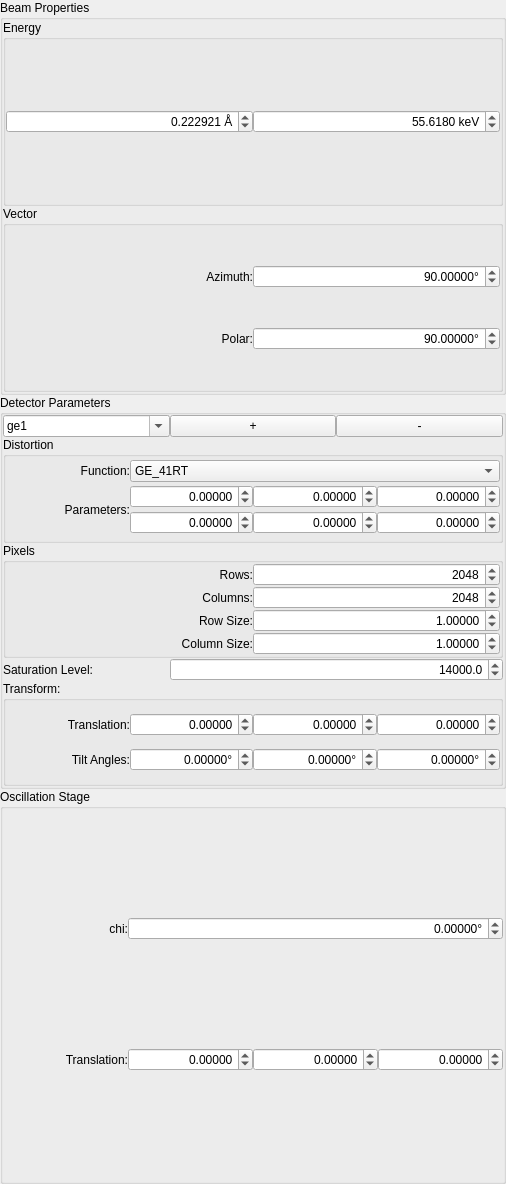
HEXRD/hexrdgui, file hexrd/ui/resources/ui/calibration_config_widget.ui: the form before one commit.
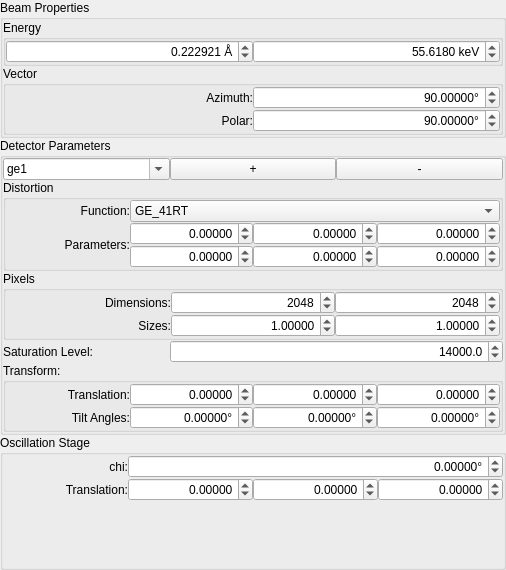
The form after the commit. Custom widgets are drawn as their Qt base class.

Commit message:
Make pixel group arrangement 2x2 instead of 4x1
Also added a vertical spacer to push the widgets closer.

```diff
--- a/hexrd/ui/resources/ui/calibration_config_widget.ui
+++ b/hexrd/ui/resources/ui/calibration_config_widget.ui
@@ -7,7 +7,7 @@
     <x>0</x>
     <y>0</y>
     <width>506</width>
-    <height>1184</height>
+    <height>570</height>
    </rect>
   </property>
   <layout class="QVBoxLayout" name="verticalLayout_2">
@@ -660,39 +660,7 @@
          <property name="spacing">
           <number>0</number>
          </property>
-         <item row="4" column="2">
-          <widget class="QDoubleSpinBox" name="cal_det_size_1">
-           <property name="alignment">
-            <set>Qt::AlignRight|Qt::AlignTrailing|Qt::AlignVCenter</set>
-           </property>
-           <property name="decimals">
-            <number>5</number>
-           </property>
-           <property name="minimum">
-            <double>0.100000000000000</double>
-           </property>
-           <property name="maximum">
-            <double>100.000000000000000</double>
-           </property>
-           <property name="singleStep">
-            <double>0.100000000000000</double>
-           </property>
-           <property name="value">
-            <double>1.000000000000000</double>
-           </property>
-          </widget>
-         </item>
-         <item row="1" column="1">
-          <widget class="QLabel" name="label_12">
-           <property name="text">
-            <string>Rows:</string>
-           </property>
-           <property name="alignment">
-            <set>Qt::AlignRight|Qt::AlignTrailing|Qt::AlignVCenter</set>
-           </property>
-          </widget>
-         </item>
-         <item row="3" column="2">
+         <item row="2" column="2">
           <widget class="QDoubleSpinBox" name="cal_det_size_0">
            <property name="alignment">
             <set>Qt::AlignRight|Qt::AlignTrailing|Qt::AlignVCenter</set>
@@ -701,7 +669,7 @@
             <number>5</number>
            </property>
            <property name="minimum">
-            <double>0.000000000000000</double>
+            <double>0.100000000000000</double>
            </property>
            <property name="maximum">
             <double>100.000000000000000</double>
@@ -714,43 +682,65 @@
            </property>
           </widget>
          </item>
-         <item row="4" column="1">
-          <widget class="QLabel" name="label_13">
-           <property name="text">
-            <string>Column Size:</string>
-           </property>
-           <property name="alignment">
-            <set>Qt::AlignRight|Qt::AlignTrailing|Qt::AlignVCenter</set>
-           </property>
-          </widget>
-         </item>
-         <item row="1" column="2">
-          <widget class="QSpinBox" name="cal_det_rows">
-           <property name="alignment">
-            <set>Qt::AlignRight|Qt::AlignTrailing|Qt::AlignVCenter</set>
-           </property>
-           <property name="minimum">
-            <number>1</number>
-           </property>
-           <property name="maximum">
-            <number>100000</number>
-           </property>
-           <property name="value">
-            <number>2048</number>
-           </property>
-          </widget>
-         </item>
-         <item row="3" column="1">
+         <item row="2" column="1">
           <widget class="QLabel" name="label_17">
            <property name="text">
-            <string>Row Size:</string>
+            <string>Sizes:</string>
            </property>
            <property name="alignment">
             <set>Qt::AlignRight|Qt::AlignTrailing|Qt::AlignVCenter</set>
            </property>
           </widget>
          </item>
-         <item row="2" column="2">
+         <item row="1" column="1">
+          <widget class="QLabel" name="label_12">
+           <property name="text">
+            <string>Dimensions:</string>
+           </property>
+           <property name="alignment">
+            <set>Qt::AlignRight|Qt::AlignTrailing|Qt::AlignVCenter</set>
+           </property>
+          </widget>
+         </item>
+         <item row="2" column="3">
+          <widget class="QDoubleSpinBox" name="cal_det_size_1">
+           <property name="alignment">
+            <set>Qt::AlignRight|Qt::AlignTrailing|Qt::AlignVCenter</set>
+           </property>
+           <property name="decimals">
+            <number>5</number>
+           </property>
+           <property name="minimum">
+            <double>0.100000000000000</double>
+           </property>
+           <property name="maximum">
+            <double>100.000000000000000</double>
+           </property>
+           <property name="singleStep">
+            <double>0.100000000000000</double>
+           </property>
+           <property name="value">
+            <double>1.000000000000000</double>
+           </property>
+          </widget>
+         </item>
+         <item row="1" column="2">
+          <widget class="QSpinBox" name="cal_det_rows">
+           <property name="alignment">
+            <set>Qt::AlignRight|Qt::AlignTrailing|Qt::AlignVCenter</set>
+           </property>
+           <property name="minimum">
+            <number>1</number>
+           </property>
+           <property name="maximum">
+            <number>100000</number>
+           </property>
+           <property name="value">
+            <number>2048</number>
+           </property>
+          </widget>
+         </item>
+         <item row="1" column="3">
           <widget class="QSpinBox" name="cal_det_columns">
            <property name="alignment">
             <set>Qt::AlignRight|Qt::AlignTrailing|Qt::AlignVCenter</set>
@@ -766,16 +756,6 @@
            </property>
           </widget>
          </item>
-         <item row="2" column="1">
-          <widget class="QLabel" name="label_11">
-           <property name="text">
-            <string>Columns:</string>
-           </property>
-           <property name="alignment">
-            <set>Qt::AlignRight|Qt::AlignTrailing|Qt::AlignVCenter</set>
-           </property>
-          </widget>
-         </item>
         </layout>
        </widget>
       </item>
@@ -816,16 +796,6 @@
       <property name="spacing">
        <number>0</number>
       </property>
-      <item row="1" column="0">
-       <widget class="QLabel" name="label_4">
-        <property name="text">
-         <string>Translation:</string>
-        </property>
-        <property name="alignment">
-         <set>Qt::AlignRight|Qt::AlignTrailing|Qt::AlignVCenter</set>
-        </property>
-       </widget>
-      </item>
       <item row="0" column="0">
        <widget class="QLabel" name="label_3">
         <property name="text">
@@ -924,6 +894,29 @@
         </property>
        </widget>
       </item>
+      <item row="1" column="0">
+       <widget class="QLabel" name="label_4">
+        <property name="text">
+         <string>Translation:</string>
+        </property>
+        <property name="alignment">
+         <set>Qt::AlignRight|Qt::AlignTrailing|Qt::AlignVCenter</set>
+        </property>
+       </widget>
+      </item>
+      <item row="2" column="0" colspan="4">
+       <spacer name="verticalSpacer">
+        <property name="orientation">
+         <enum>Qt::Vertical</enum>
+        </property>
+        <property name="sizeHint" stdset="0">
+         <size>
+          <width>20</width>
+          <height>40</height>
+         </size>
+        </property>
+       </spacer>
+      </item>
      </layout>
     </widget>
    </item>
```
